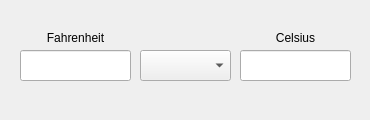
The window that Units/temperature.ui (ITAAcademy/ITAInformator) describes before a commit, drawn with Qt 5.
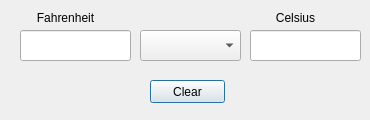
The same window after the commit.

Commit message: -fix bug with Temperature conversion in other leng. Add clearButton

Patch:
```diff
--- a/Units/temperature.ui
+++ b/Units/temperature.ui
@@ -17,7 +17,7 @@
    <property name="geometry">
     <rect>
      <x>20</x>
-     <y>50</y>
+     <y>30</y>
      <width>111</width>
      <height>31</height>
     </rect>
@@ -26,8 +26,8 @@
   <widget class="QLineEdit" name="lineEdit_T_right">
    <property name="geometry">
     <rect>
-     <x>240</x>
-     <y>50</y>
+     <x>250</x>
+     <y>30</y>
      <width>111</width>
      <height>31</height>
     </rect>
@@ -37,8 +37,8 @@
    <property name="geometry">
     <rect>
      <x>140</x>
-     <y>50</y>
-     <width>91</width>
+     <y>30</y>
+     <width>101</width>
      <height>31</height>
     </rect>
    </property>
@@ -46,8 +46,8 @@
   <widget class="QLabel" name="label_Left">
    <property name="geometry">
     <rect>
-     <x>20</x>
-     <y>30</y>
+     <x>10</x>
+     <y>10</y>
      <width>111</width>
      <height>16</height>
     </rect>
@@ -63,7 +63,7 @@
    <property name="geometry">
     <rect>
      <x>240</x>
-     <y>30</y>
+     <y>10</y>
      <width>111</width>
      <height>16</height>
     </rect>
@@ -75,6 +75,19 @@
     <set>Qt::AlignCenter</set>
    </property>
   </widget>
+  <widget class="QPushButton" name="pushButton_clearTemper">
+   <property name="geometry">
+    <rect>
+     <x>150</x>
+     <y>80</y>
+     <width>75</width>
+     <height>23</height>
+    </rect>
+   </property>
+   <property name="text">
+    <string>Clear</string>
+   </property>
+  </widget>
  </widget>
  <resources/>
  <connections/>
```
The commit also changes 11 other files.
